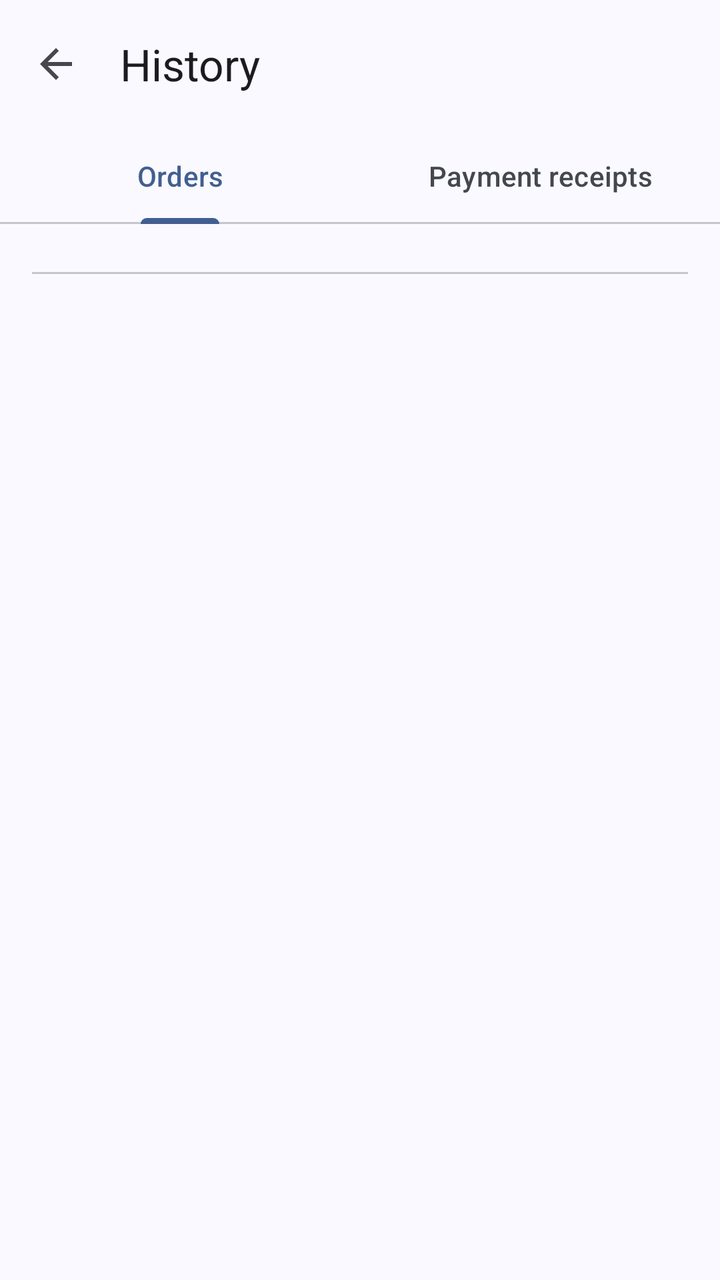
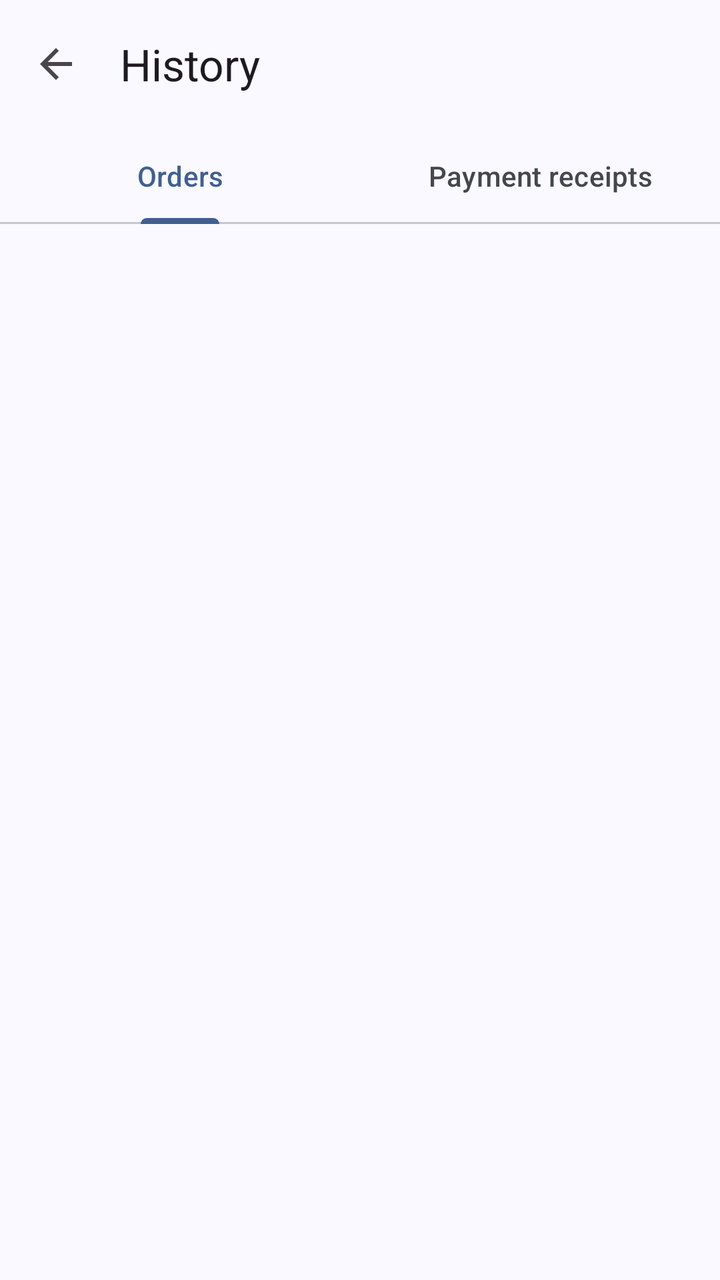

Screens rendered from an Android XML layout before and after an edit, with the pre-edit source and the edit as a unified diff.
<!-- AndroidManifest.xml: application theme Theme.Ticketree -->
<!-- res/layout/activity_history.xml -->
<?xml version="1.0" encoding="utf-8"?>
<LinearLayout xmlns:android="http://schemas.android.com/apk/res/android"
    xmlns:app="http://schemas.android.com/apk/res-auto"
    android:layout_width="match_parent"
    android:layout_height="match_parent"
    android:fitsSystemWindows="true"
    android:orientation="vertical">
    <com.google.android.material.appbar.MaterialToolbar
        android:id="@+id/toolbar"
        android:layout_width="match_parent"
        android:layout_height="?attr/actionBarSize"
        app:navigationContentDescription="Back"
        app:navigationIcon="@drawable/ic_back"
        app:title="History" />

    <com.google.android.material.tabs.TabLayout
        android:id="@+id/tabHistory"
        android:layout_width="match_parent"
        android:layout_height="wrap_content"
        app:tabGravity="fill"
        app:tabMode="fixed">

        <com.google.android.material.tabs.TabItem
            android:layout_width="wrap_content"
            android:layout_height="wrap_content"
            android:text="Orders" />

        <com.google.android.material.tabs.TabItem
            android:layout_width="wrap_content"
            android:layout_height="wrap_content"
            android:text="Payment receipts" />
    </com.google.android.material.tabs.TabLayout>

<LinearLayout xmlns:android="http://schemas.android.com/apk/res/android"
    xmlns:app="http://schemas.android.com/apk/res-auto"
    android:layout_width="match_parent"
    android:layout_height="0dp"
    android:layout_weight="1"
    android:orientation="vertical"
    android:padding="16dp">

    <com.google.android.material.divider.MaterialDivider
        android:layout_width="match_parent"
        android:layout_height="wrap_content"
        android:layout_marginVertical="8dp" />

    <include
        android:id="@+id/empty"
        layout="@layout/view_empty"
        android:layout_width="match_parent"
        android:layout_height="wrap_content"
        android:visibility="gone" />

    <androidx.recyclerview.widget.RecyclerView
        android:id="@+id/rvList"
        android:layout_width="match_parent"
        android:layout_height="0dp"
        android:layout_weight="1" />
</LinearLayout>
</LinearLayout>
<!-- res/layout/view_empty.xml (included above) -->
<?xml version="1.0" encoding="utf-8"?>
<LinearLayout xmlns:android="http://schemas.android.com/apk/res/android"
    android:layout_width="match_parent"
    android:layout_height="wrap_content"
    android:gravity="center_horizontal"
    android:orientation="vertical"
    android:padding="32dp">

    <com.google.android.material.textview.MaterialTextView
        android:id="@+id/tvEmoji"
        android:importantForAccessibility="no"
        android:layout_width="wrap_content"
        android:layout_height="wrap_content"
        android:textSize="56sp" />

    <com.google.android.material.textview.MaterialTextView
        android:id="@+id/tvMessage"
        android:layout_width="match_parent"
        android:layout_height="wrap_content"
        android:layout_marginTop="8dp"
        android:gravity="center"
        android:textAppearance="?attr/textAppearanceTitleMedium" />

    <com.google.android.material.button.MaterialButton
        android:id="@+id/btnEmpty"
        android:layout_width="wrap_content"
        android:layout_height="wrap_content"
        android:layout_marginTop="16dp"
        android:visibility="gone" />
</LinearLayout>
<!-- resources referenced by this layout -->
<resources>
  <!-- drawable ic_back (drawable) -->
  <vector xmlns:android="http://schemas.android.com/apk/res/android"
      android:width="24dp"
      android:height="24dp"
      android:tint="?attr/colorControlNormal"
      android:viewportWidth="24"
      android:viewportHeight="24">
      <path
          android:fillColor="@android:color/white"
          android:pathData="M20,11H7.83l5.59,-5.59L12,4l-8,8 8,8 1.41,-1.41L7.83,13H20v-2z" />
  </vector>
  <style name="Theme.Ticketree" parent="AppTheme">
          <item name="android:windowSoftInputMode">adjustResize</item>
          <item name="android:windowAnimationStyle">@style/Animation.Ticketree</item>
      </style>
  <style name="Animation.Ticketree" parent="@android:style/Animation.Activity">
          <item name="android:activityOpenEnterAnimation">@anim/screen_open_enter</item>
          <item name="android:activityOpenExitAnimation">@anim/screen_open_exit</item>
          <item name="android:activityCloseEnterAnimation">@anim/screen_close_enter</item>
          <item name="android:activityCloseExitAnimation">@anim/screen_close_exit</item>
      </style>
  <color name="md_theme_primary">#415F91</color>
  <color name="md_theme_onPrimary">#FFFFFF</color>
  <color name="md_theme_primaryContainer">#D6E3FF</color>
  <color name="md_theme_onPrimaryContainer">#284777</color>
  <color name="md_theme_secondary">#565F71</color>
  <color name="md_theme_onSecondary">#FFFFFF</color>
  <color name="md_theme_secondaryContainer">#DAE2F9</color>
  <color name="md_theme_onSecondaryContainer">#3E4759</color>
  <color name="md_theme_tertiary">#705575</color>
  <color name="md_theme_onTertiary">#FFFFFF</color>
  <color name="md_theme_tertiaryContainer">#FAD8FD</color>
  <color name="md_theme_onTertiaryContainer">#573E5C</color>
  <color name="md_theme_error">#BA1A1A</color>
  <color name="md_theme_onError">#FFFFFF</color>
  <color name="md_theme_errorContainer">#FFDAD6</color>
  <color name="md_theme_onErrorContainer">#93000A</color>
  <color name="md_theme_background">#F9F9FF</color>
  <color name="md_theme_onBackground">#191C20</color>
  <color name="md_theme_surface">#F9F9FF</color>
  <color name="md_theme_onSurface">#191C20</color>
  <color name="md_theme_surfaceVariant">#E0E2EC</color>
  <color name="md_theme_onSurfaceVariant">#44474E</color>
  <color name="md_theme_outline">#74777F</color>
  <color name="md_theme_outlineVariant">#C4C6D0</color>
  <color name="md_theme_inverseSurface">#2E3036</color>
  <color name="md_theme_inverseOnSurface">#F0F0F7</color>
  <color name="md_theme_inversePrimary">#AAC7FF</color>
  <color name="md_theme_primaryFixed">#D6E3FF</color>
  <color name="md_theme_onPrimaryFixed">#001B3E</color>
  <color name="md_theme_primaryFixedDim">#AAC7FF</color>
  <color name="md_theme_onPrimaryFixedVariant">#284777</color>
  <color name="md_theme_secondaryFixed">#DAE2F9</color>
  <color name="md_theme_onSecondaryFixed">#131C2B</color>
  <color name="md_theme_secondaryFixedDim">#BEC6DC</color>
  <color name="md_theme_onSecondaryFixedVariant">#3E4759</color>
  <color name="md_theme_tertiaryFixed">#FAD8FD</color>
  <color name="md_theme_onTertiaryFixed">#28132E</color>
  <color name="md_theme_tertiaryFixedDim">#DDBCE0</color>
  <color name="md_theme_onTertiaryFixedVariant">#573E5C</color>
  <color name="md_theme_surfaceDim">#D9D9E0</color>
  <color name="md_theme_surfaceBright">#F9F9FF</color>
  <color name="md_theme_surfaceContainerLowest">#FFFFFF</color>
  <color name="md_theme_surfaceContainerLow">#F3F3FA</color>
  <color name="md_theme_surfaceContainer">#EDEDF4</color>
  <color name="md_theme_surfaceContainerHigh">#E7E8EE</color>
  <color name="md_theme_surfaceContainerHighest">#E2E2E9</color>
  <!-- unchanged entries left out for length: 1 -->
</resources>

<!-- the commit's change to res/layout/activity_history.xml (unified diff, before → after) -->
@@ -38,11 +38,6 @@
     android:layout_weight="1"
     android:orientation="vertical"
     android:padding="16dp">
-
-    <com.google.android.material.divider.MaterialDivider
-        android:layout_width="match_parent"
-        android:layout_height="wrap_content"
-        android:layout_marginVertical="8dp" />
 
     <include
         android:id="@+id/empty"
